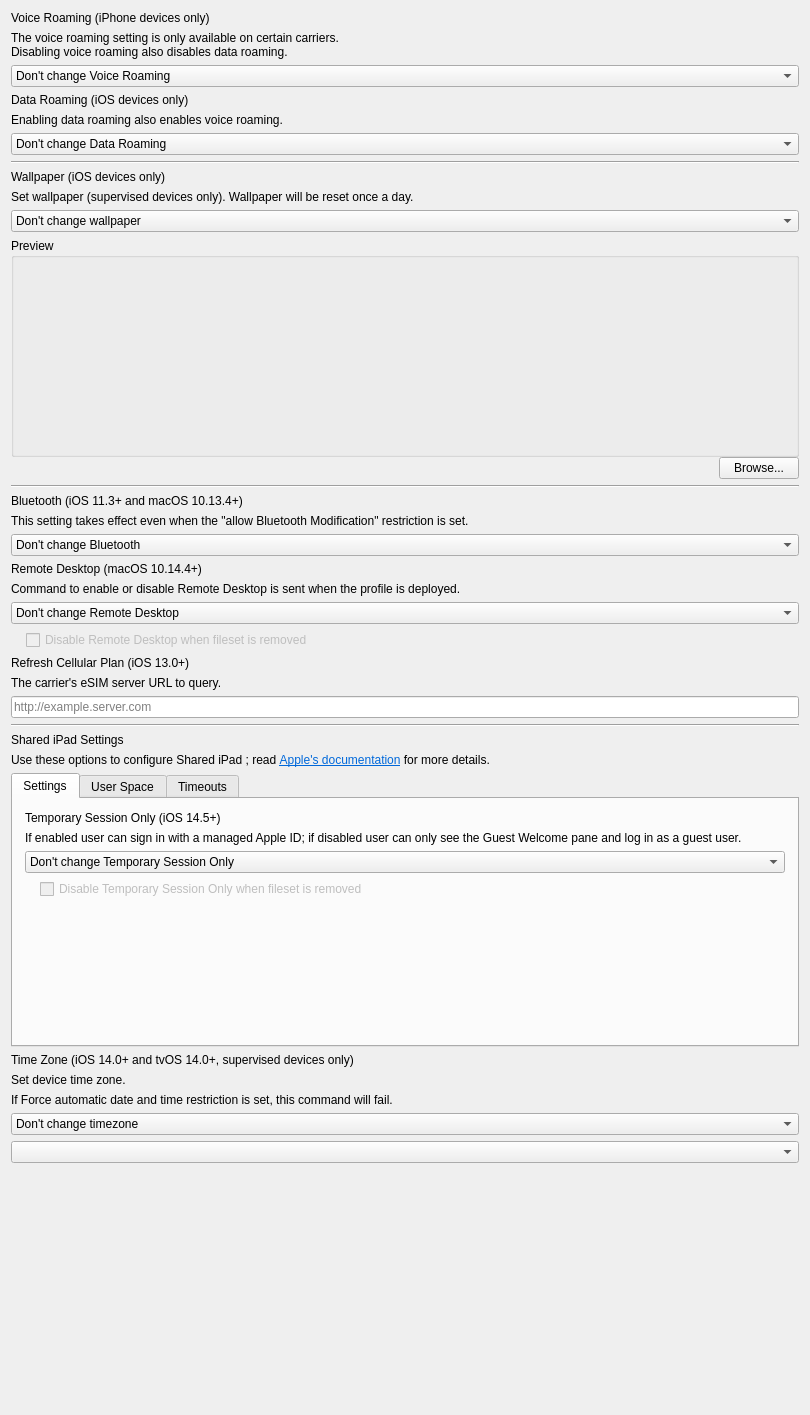
The window that FWAdminLib/Configurator/CommandPolicyForm.ui (fw-dev/translations) describes before a commit, drawn with Qt 5.
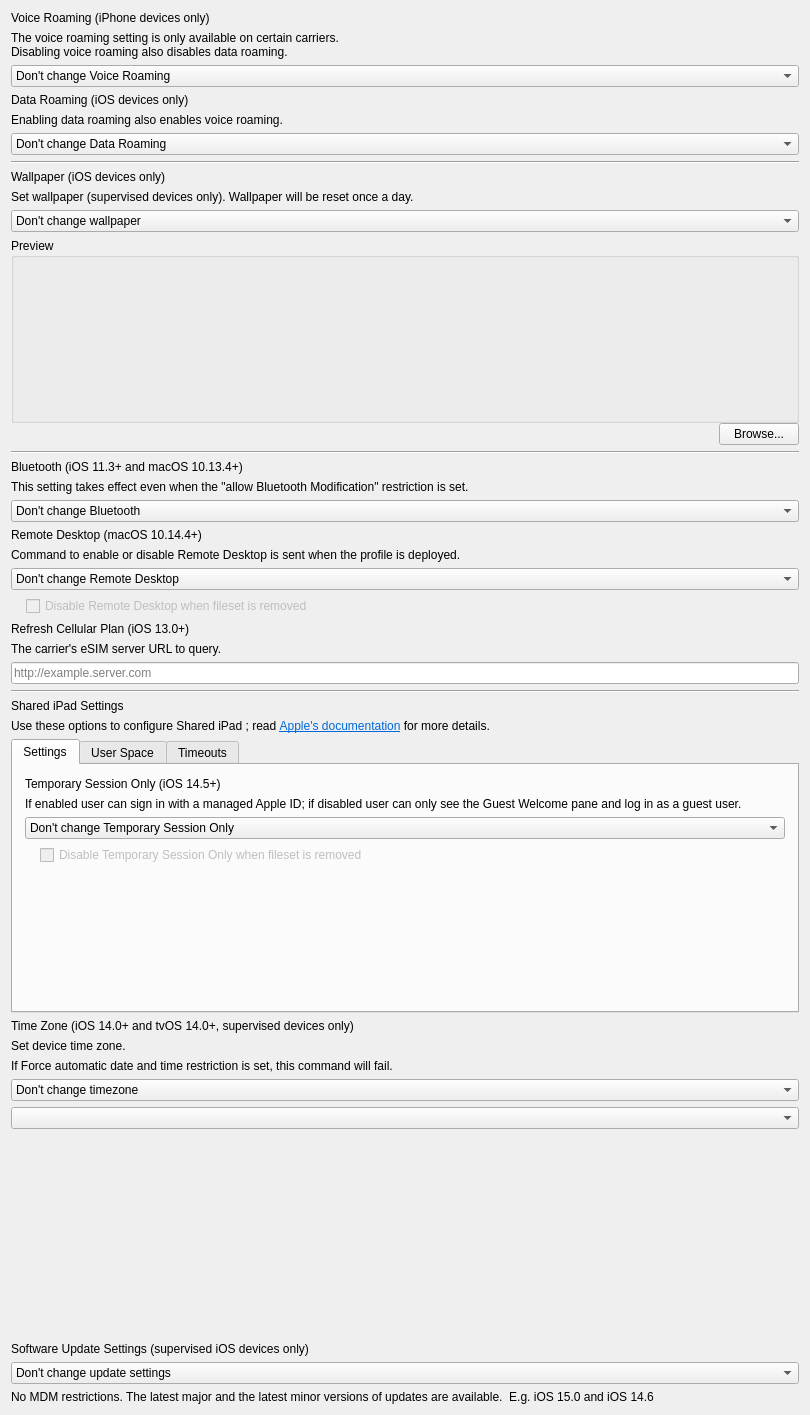
The same window after the commit.

Diff of the .ui file:
```diff
--- a/FWAdminLib/Configurator/CommandPolicyForm.ui
+++ b/FWAdminLib/Configurator/CommandPolicyForm.ui
@@ -1134,7 +1134,51 @@
      </property>
     </spacer>
    </item>
-  </layout>
+   <item>
+    <widget class="QLabel" name="label_4">
+     <property name="text">
+      <string>Software Update Settings (supervised iOS devices only)</string>
+     </property>
+    </widget>
+   </item>
+   <item>
+    <widget class="QComboBox" name="recommendationCadence">
+     <property name="currentIndex">
+      <number>3</number>
+     </property>
+     <item>
+      <property name="text">
+       <string>Both update versions</string>
+      </property>
+     </item>
+     <item>
+      <property name="text">
+       <string>Only minor update version</string>
+      </property>
+     </item>
+     <item>
+      <property name="text">
+       <string>Only major update version</string>
+      </property>
+     </item>
+     <item>
+      <property name="text">
+       <string>Don't change update settings</string>
+      </property>
+     </item>
+    </widget>
+   </item>
+   <item>
+    <widget class="QLabel" name="lTiprecommendationCadenceDifferentMeaning">
+     <property name="text">
+      <string>No MDM restrictions. The latest major and the latest minor versions of updates are available.  E.g. iOS 15.0 and iOS 14.6</string>
+     </property>
+     <property name="wordWrap">
+      <bool>true</bool>
+     </property>
+    </widget>
+   </item>
+  </layout>  
  </widget>
  <tabstops>
   <tabstop>cbVoiceRoaming</tabstop>
```
